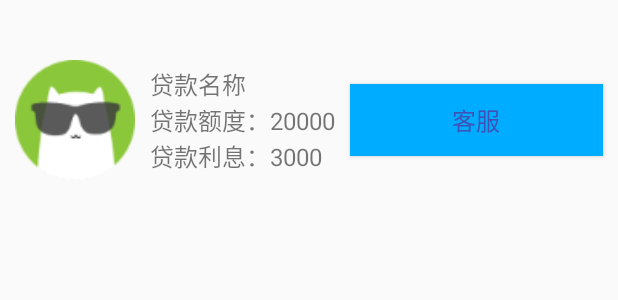
After one commit to wyralf/QuanDa-Finance, an Android app: the layout list_item.xml on its own in the app's theme, with its tools: preview values and no code run, on a phone screen of 412 x 824 dp. The commit adds this screen. Shown: the top 300 px of the screen. Run offline under Robolectric (Android 15) with nearby library versions, the phone set to English and light mode, and no system bars.

Commit message:
首页列表item布局

```diff
--- /dev/null
+++ b/app/src/main/java/com/tome/android/fragment/MyTabFragment.java
@@ -0,0 +1,8 @@
+package com.tome.android.fragment;
+
+public class MyTabFragment extends BaseFragment{
+    @Override
+    protected int getLayoutRes() {
+        return 0;
+    }
+}
--- /dev/null
+++ b/app/src/main/res/layout/list_item.xml
@@ -0,0 +1,54 @@
+<?xml version="1.0" encoding="utf-8"?>
+<RelativeLayout xmlns:android="http://schemas.android.com/apk/res/android"
+    xmlns:tools="http://schemas.android.com/tools"
+    android:orientation="vertical"
+    android:layout_width="match_parent"
+    android:layout_height="160dp">
+    <ImageView
+        android:id="@+id/avatar"
+        android:layout_width="@dimen/list_img_size"
+        android:layout_height="@dimen/list_img_size"
+        android:layout_alignParentLeft="true"
+        android:layout_marginLeft="@dimen/main_text_margin_left"
+        android:layout_centerVertical="true"
+        android:src="@mipmap/avatar_9"/>
+    <LinearLayout
+        android:id="@+id/info_list"
+        android:layout_width="wrap_content"
+        android:layout_height="wrap_content"
+        android:layout_toRightOf="@+id/avatar"
+        android:layout_marginLeft="@dimen/main_text_margin_left"
+        android:layout_centerVertical="true"
+        android:orientation="vertical">
+        <TextView
+            android:layout_width="wrap_content"
+            android:layout_height="wrap_content"
+            android:textSize="@dimen/list_title_size"
+            android:text="@string/title"/>
+        <TextView
+            android:id="@+id/limit"
+            android:layout_width="wrap_content"
+            android:layout_height="wrap_content"
+            android:textSize="@dimen/list_title_size"
+            tools:text="贷款额度：20000"/>
+        <TextView
+            android:id="@+id/interest"
+            android:layout_width="wrap_content"
+            android:layout_height="wrap_content"
+            android:textSize="@dimen/list_title_size"
+            tools:text="贷款利息：3000"/>
+    </LinearLayout>
+    <Button
+        android:id="@+id/call"
+        android:layout_width="wrap_content"
+        android:layout_height="wrap_content"
+        android:background="@color/blue_color"
+        android:textColor="@color/colorPrimary"
+        android:layout_toRightOf="@+id/info_list"
+        android:textSize="@dimen/list_title_size"
+        android:layout_centerVertical="true"
+        android:layout_marginLeft="@dimen/main_text_margin_left"
+        android:layout_marginRight="@dimen/main_text_margin_left"
+        android:layout_alignParentRight="true"
+        android:text="@string/call"/>
+</RelativeLayout>
--- a/app/src/main/res/values/dimens.xml
+++ b/app/src/main/res/values/dimens.xml
@@ -2,7 +2,9 @@
     <!-- Default screen margins, per the Android Design guidelines. -->
     <dimen name="activity_splash_text_size">36sp</dimen>
     <dimen name="activity_main_text_size">16sp</dimen>
+    <dimen name="list_title_size">16sp</dimen>
     <dimen name="main_text_margin_left">10dp</dimen>
     <dimen name="main_margin">5dp</dimen>
+    <dimen name="list_img_size">80dp</dimen>
 
 </resources>
--- a/app/src/main/res/values/strings.xml
+++ b/app/src/main/res/values/strings.xml
@@ -28,6 +28,8 @@
     <string name="main_page">首页</string>
     <string name="home">我的</string>
     <string name="search">搜索</string>
+    <string name="title">贷款名称</string>
+    <string name="call">客服</string>
     <string name="get_contacts_error">获取最新联系人失败</string>
     <string name="add_friend">添加好友</string>
     <string name="searching">拼命搜索中...</string>
--- a/gradle.properties
+++ b/gradle.properties
@@ -7,6 +7,7 @@
 # Specifies the JVM arguments used for the daemon process.
 # The setting is particularly useful for tweaking memory settings.
 org.gradle.jvmargs=-Xmx1536m
+android.enableAapt2=false
 # When configured, Gradle will run in incubating parallel mode.
 # This option should only be used with decoupled projects. More details, visit
 # http://www.gradle.org/docs/current/userguide/multi_project_builds.html#sec:decoupled_projects
```
